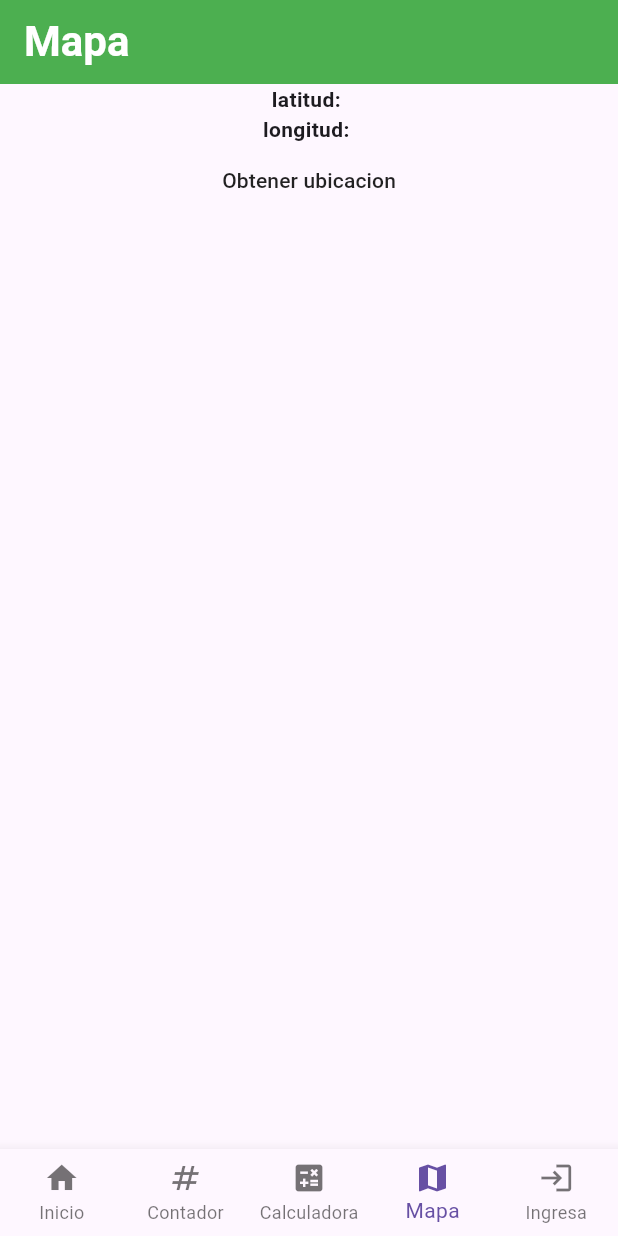
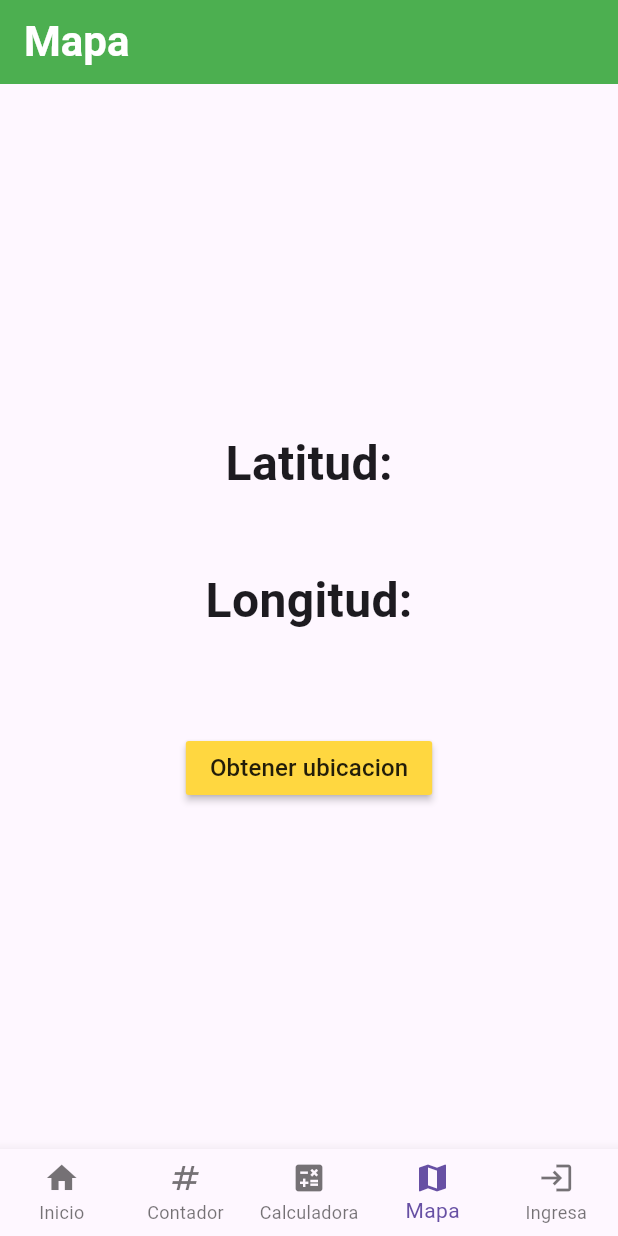
Before and after one commit to ElGg01/general_app, a Flutter app: the screen it shows after launch, item 4 of the bottom bar chosen, on a phone screen of 412 x 824 dp. Run offline on Flutter 3.47's test engine with Material 3 defaults, Android fonts, the phone set to English and light mode, and no system bars; our stand-ins replace cloud_firestore, firebase_core, geolocator, shared_preferences; accounts and stored records are empty.

Commit message:
Map fixes

```diff
--- a/lib/pages/map.dart
+++ b/lib/pages/map.dart
@@ -57,20 +57,26 @@ class _MapState extends State<Map> {
       ),
       body: Center(
           child: Column(
+        mainAxisAlignment: MainAxisAlignment.center,
         children: [
-          Text(
-            'latitud: $latitud',
-            style: TextStyle(fontWeight: FontWeight.bold),
+          const Text(
+            'Latitud:',
+            style: TextStyle(fontWeight: FontWeight.bold, fontSize: 32),
           ),
-          Text(
-            'longitud: $longitud',
-            style: TextStyle(fontWeight: FontWeight.bold),
+          Text(latitud, style: const TextStyle(fontSize: 32)),
+          const Text(
+            'Longitud:',
+            style: TextStyle(fontWeight: FontWeight.bold, fontSize: 32),
           ),
+          Text(longitud, style: const TextStyle(fontSize: 32)),
+          const SizedBox(height: 20),
           MaterialButton(
             onPressed: () {
               botonPresionado();
             },
-            child: const Text('Obtener ubicacion'),
+            color: Colors.amberAccent,
+            child:
+                const Text('Obtener ubicacion', style: TextStyle(fontSize: 16)),
           )
         ],
       )),
```
Also changed, not shown: lib/main.dart (+0 -17 lines).
